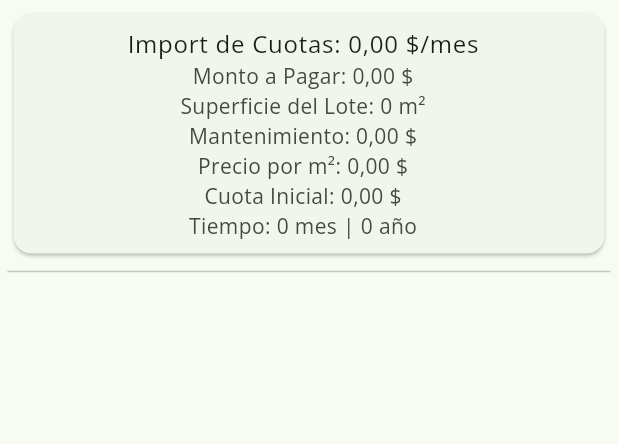
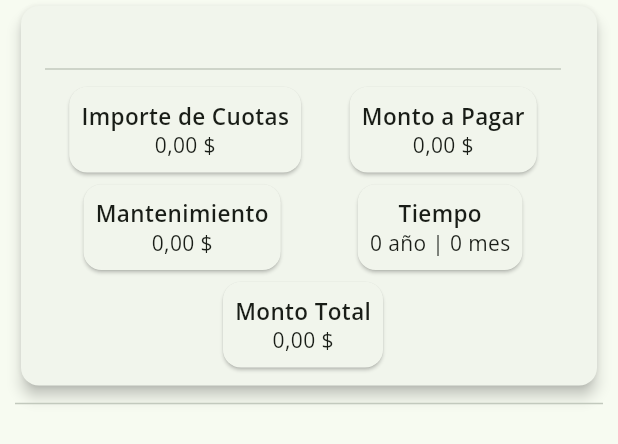
Before and after one commit to Jose20025/cotizador, a Flutter app: the CotizacionCard widget shown alone on an empty page, opened directly with empty values, on a phone screen of 412 x 824 dp. Shown: the top 444 px of the screen. Run offline on Flutter 3.47's test engine with Material 2 defaults, Android fonts, the phone set to English and light mode, and no system bars; our stand-ins replace shared_preferences; accounts and stored records are empty.

Commit message:
Cambios en el historial de Cotizaciones y adaptado para aumentar un nombre de referencia

```diff
--- a/lib/custom/cotizacion_tile.dart
+++ b/lib/custom/cotizacion_tile.dart
@@ -1,40 +1,68 @@
-import '../models/cotizacion.dart';
 import 'package:flutter/material.dart';
 import 'package:intl/intl.dart';
 
+import '../models/cotizacion.dart';
+import 'mini_card.dart';
+
 class CotizacionCard extends StatelessWidget {
   final Cotizacion cotizacion;
+
   const CotizacionCard({super.key, required this.cotizacion});
 
   @override
   Widget build(BuildContext context) {
     return Container(
-      margin: const EdgeInsets.all(5.0),
+      margin: const EdgeInsets.symmetric(horizontal: 10),
       child: Column(
         children: [
           Card(
+            elevation: 4,
             child: ListTile(
-                title: Center(
-                    child: Text(
-                        'Import de Cuotas: ${NumberFormat.currency().format(cotizacion.importeCuotas)}/mes')),
-                subtitle: Column(
-                  children: [
-                    Text(
-                        'Monto a Pagar: ${NumberFormat.currency().format(cotizacion.montoPagar)}'),
-                    Text(
-                        'Superficie del Lote: ${NumberFormat.decimalPatternDigits().format(cotizacion.superficie)} m²'),
-                    Text(
-                        'Mantenimiento: ${NumberFormat.currency().format(cotizacion.mantenimiento)}'),
-                    Text(
-                        'Precio por m²: ${NumberFormat.currency().format(cotizacion.precioMetroCuadrado)}'),
-                    cotizacion.cuotaInicial == null
-                        ? const SizedBox()
-                        : Text(
-                            'Cuota Inicial: ${NumberFormat.currency().format(cotizacion.cuotaInicial)}'),
-                    Text(
-                        'Tiempo: ${NumberFormat.decimalPatternDigits().format(cotizacion.tiempo)} ${cotizacion.tiempo > 1 ? "meses" : "mes"} | ${NumberFormat.decimalPatternDigits().format(cotizacion.tiempo / 12)} ${(cotizacion.tiempo / 12) > 1 ? "años" : "año"}'),
-                  ],
-                )),
+              title: Center(
+                child: Text(
+                  cotizacion.referencia,
+                  style: const TextStyle(
+                      fontSize: 17, fontWeight: FontWeight.bold),
+                ),
+              ),
+              subtitle: Column(
+                children: [
+                  const Divider(),
+                  Row(
+                    mainAxisAlignment: MainAxisAlignment.spaceAround,
+                    children: [
+                      MiniCard(
+                          title: 'Importe de Cuotas',
+                          subtitle: NumberFormat.currency()
+                              .format(cotizacion.importeCuotas)),
+                      MiniCard(
+                          title: 'Monto a Pagar',
+                          subtitle: NumberFormat.currency()
+                              .format(cotizacion.montoPagar))
+                    ],
+                  ),
+                  Row(
+                    mainAxisAlignment: MainAxisAlignment.spaceAround,
+                    children: [
+                      MiniCard(
+                          title: 'Mantenimiento',
+                          subtitle: NumberFormat.currency()
+                              .format(cotizacion.mantenimiento)),
+                      MiniCard(
+                        title: 'Tiempo',
+                        subtitle:
+                            '${NumberFormat.decimalPatternDigits().format(cotizacion.tiempo / 12)} ${cotizacion.tiempo > 1 ? "años" : "año"} | ${NumberFormat.decimalPatternDigits().format(cotizacion.tiempo)} ${(cotizacion.tiempo * 24) > 1 ? "meses" : "mes"}',
+                      )
+                    ],
+                  ),
+                  MiniCard(
+                    title: 'Monto Total',
+                    subtitle:
+                        NumberFormat.currency().format(cotizacion.montoTotal),
+                  )
+                ],
+              ),
+            ),
           ),
           const Divider()
         ],
--- a/lib/custom/input_form.dart
+++ b/lib/custom/input_form.dart
@@ -35,7 +35,7 @@ class InputForm extends StatelessWidget {
                 return null;
               }
             : null,
-        maxLength: maxLength ?? 10,
+        maxLength: maxLength ?? 15,
         keyboardType: type ?? TextInputType.text,
         initialValue:
             initialValue != null ? initialValue!.toStringAsFixed(0) : '',
--- /dev/null
+++ b/lib/custom/mini_card.dart
@@ -0,0 +1,31 @@
+import 'package:flutter/material.dart';
+
+class MiniCard extends StatelessWidget {
+  final String title;
+  final String subtitle;
+
+  const MiniCard({
+    super.key,
+    required this.title,
+    required this.subtitle,
+  });
+
+  @override
+  Widget build(BuildContext context) {
+    return Card(
+      elevation: 1,
+      child: Padding(
+        padding: const EdgeInsets.all(8.0),
+        child: Column(
+          children: [
+            Text(
+              title,
+              style: const TextStyle(fontSize: 15, fontWeight: FontWeight.bold),
+            ),
+            Text(subtitle),
+          ],
+        ),
+      ),
+    );
+  }
+}
--- a/lib/views/home_page.dart
+++ b/lib/views/home_page.dart
@@ -64,9 +64,10 @@ class _HomePageState extends State<HomePage> {
   double? superficie;
   double? cuotaInicial;
   int? tiempo;
+  String? referencia;
 
   Cotizacion crearCotizacion(double precioMetroCuadrado, double superficie,
-      double? cuotaInicial, int tiempo) {
+      double? cuotaInicial, int tiempo, String referencia) {
     final montoTotal = superficie * precioMetroCuadrado;
 
     final montoTotalSinInicial =
@@ -86,6 +87,7 @@ class _HomePageState extends State<HomePage> {
       superficie: superficie,
       precioMetroCuadrado: precioMetroCuadrado,
       tiempo: tiempo,
+      referencia: referencia,
       cuotaInicial: cuotaInicial,
       importeCuotas: importeCuotas,
       mantenimiento: mantenimiento,
@@ -138,11 +140,21 @@ class _HomePageState extends State<HomePage> {
             ),
             const SizedBox(height: 10),
             const Divider(),
-            const SizedBox(height: 25),
+            const SizedBox(height: 10),
             Form(
               key: _formKey,
               child: Column(
                 children: [
+                  InputForm(
+                    validate: true,
+                    maxLength: 30,
+                    width: MediaQuery.of(context).size.width - 45,
+                    label: 'Nombre de Referencia',
+                    onSave: (value) {
+                      referencia = value!;
+                    },
+                  ),
+                  const SizedBox(height: 10),
                   Row(
                     mainAxisAlignment: MainAxisAlignment.spaceEvenly,
                     children: [
@@ -150,6 +162,7 @@ class _HomePageState extends State<HomePage> {
                         validate: true,
                         width: 150,
                         label: 'Precio de m²',
+                        maxLength: 10,
                         type: TextInputType.number,
                         onSave: (value) {
                           precioMetroCuadrado = double.parse(value!);
@@ -157,6 +170,7 @@ class _HomePageState extends State<HomePage> {
                       ),
                       InputForm(
                         validate: true,
+                        maxLength: 10,
                         width: 180,
                         label: 'Superficie de Lote (m²)',
                         type: TextInputType.number,
@@ -204,11 +218,11 @@ class _HomePageState extends State<HomePage> {
                           FocusScope.of(context).unfocus();
 
                           final cotizacion = crearCotizacion(
-                            precioMetroCuadrado!,
-                            superficie!,
-                            cuotaInicial,
-                            tiempo!,
-                          );
+                              precioMetroCuadrado!,
+                              superficie!,
+                              cuotaInicial,
+                              tiempo!,
+                              referencia!);
 
                           cotizaciones.add(cotizacion);
 
```
